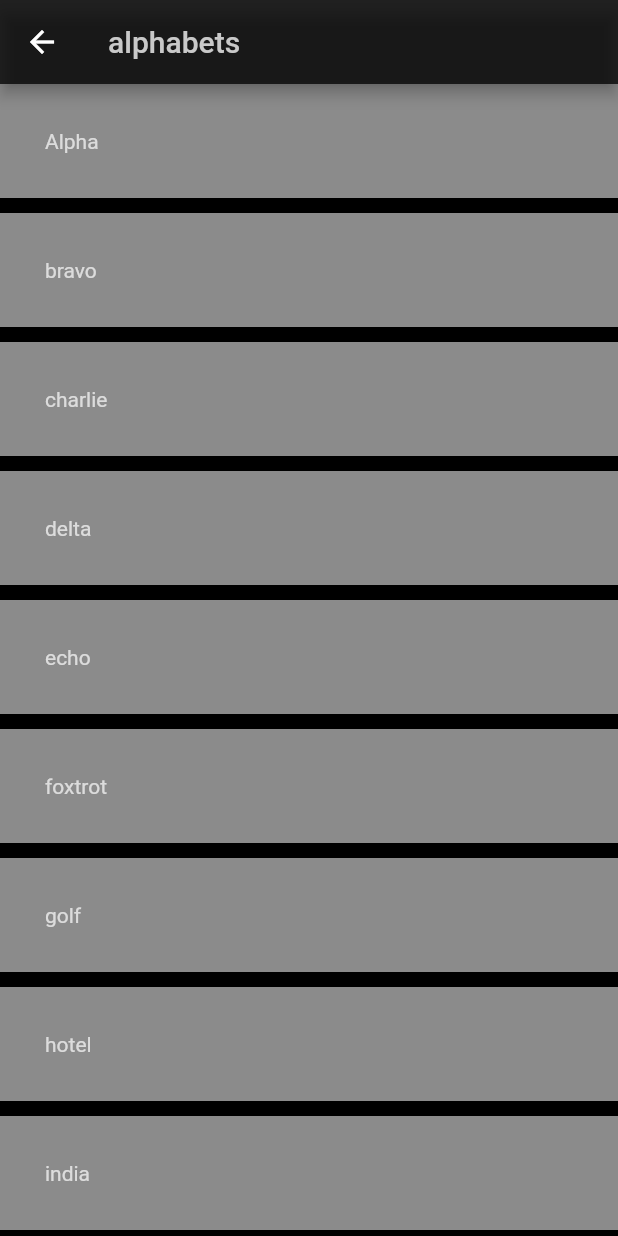
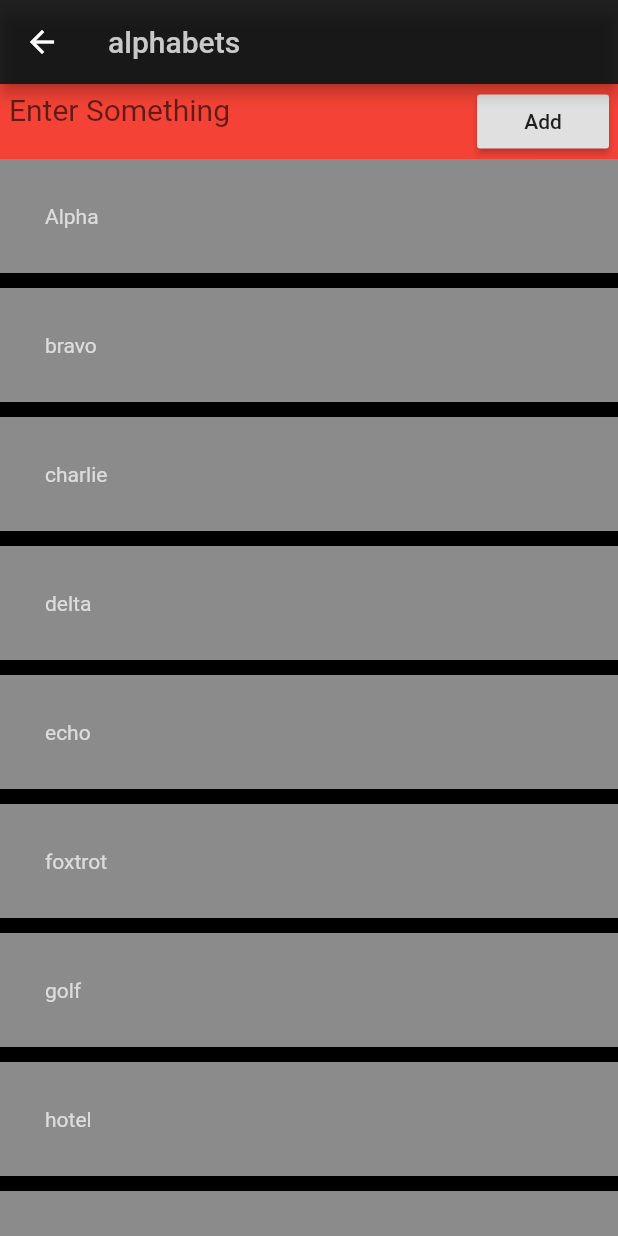
Before and after one commit to snehaljha/flutterLists, a Flutter app: the screen it shows after launch, after a tap on "Alphabets", on a phone screen of 412 x 824 dp. Run offline on Flutter 3.47's test engine with Material 2 defaults, Android fonts, the phone set to English and light mode, and no system bars.

Commit message:
UI skeleton

```diff
--- a/lib/screens/first_screen.dart
+++ b/lib/screens/first_screen.dart
@@ -1,5 +1,6 @@
 import 'package:flutter/material.dart';
 import 'package:lists/screens/second_screen.dart';
+import 'package:path/path.dart';
 
 class firstScreen extends StatelessWidget {
   @override
@@ -8,22 +9,20 @@ class firstScreen extends StatelessWidget {
       appBar: AppBar(
         title: Text(
           "Lists",
-          style: TextStyle(
-            color: Color(0xFFC9C9C9)
-          ),
+          style: TextStyle(color: Color(0xFFC9C9C9)),
         ),
         backgroundColor: Colors.black87,
       ),
       body: Material(
-
         color: Colors.black,
         child: Column(
           crossAxisAlignment: CrossAxisAlignment.stretch,
           children: [
             InkWell(
-              onTap: (){goTo('alphabets', context);},
-              child:
-            Container(
+                onTap: () {
+                  goTo('alphabets', context);
+                },
+                child: Container(
                   padding: EdgeInsets.all(30.0),
                   color: Color(0xff8b8b8b),
                   alignment: Alignment.centerLeft,
@@ -34,12 +33,12 @@ class firstScreen extends StatelessWidget {
                       color: Colors.white70,
                     ),
                   ),
-
                 )),
             InkWell(
-              onTap: (){goTo('numbers', context);},
-              child:
-            Container(
+                onTap: () {
+                  goTo('numbers', context);
+                },
+                child: Container(
                   padding: EdgeInsets.all(30.0),
                   color: Color(0xff8b8b8b),
                   alignment: Alignment.centerLeft,
@@ -50,16 +49,18 @@ class firstScreen extends StatelessWidget {
                       color: Colors.white70,
                     ),
                   ),
-            )
-            )
+                ))
           ],
         ),
       ),
+      floatingActionButton: FloatingActionButton(
+        child: Icon(Icons.add),
+      ),
     );
   }
-
 }
 
 goTo(String str, context) {
-  Navigator.of(context).push(MaterialPageRoute(builder: (context) => secondScreen(str)));
+  Navigator.of(context)
+      .push(MaterialPageRoute(builder: (context) => secondScreen(str)));
 }
--- a/lib/screens/second_screen.dart
+++ b/lib/screens/second_screen.dart
@@ -1,7 +1,29 @@
 import 'package:flutter/material.dart';
 
-var alphabets = ['Alpha', 'bravo', 'charlie', 'delta', 'echo', 'foxtrot', 'golf', 'hotel', 'india', 'juliet'];
-var numbers = ['one', 'two', 'three', 'four', 'five', 'six', 'seven', 'eight', 'nine', 'ten'];
+var alphabets = [
+  'Alpha',
+  'bravo',
+  'charlie',
+  'delta',
+  'echo',
+  'foxtrot',
+  'golf',
+  'hotel',
+  'india',
+  'juliet'
+];
+var numbers = [
+  'one',
+  'two',
+  'three',
+  'four',
+  'five',
+  'six',
+  'seven',
+  'eight',
+  'nine',
+  'ten'
+];
 
 class secondScreen extends StatelessWidget {
   String list_name = "alphabet";
@@ -15,35 +37,68 @@ class secondScreen extends StatelessWidget {
       appBar: AppBar(
         title: Text(
           list_name,
-          style: TextStyle(
-              color: Color(0xFFC9C9C9)
-          ),
+          style: TextStyle(color: Color(0xFFC9C9C9)),
         ),
         backgroundColor: Colors.black87,
       ),
       body: Material(
         color: Colors.black,
-        child: SingleChildScrollView(
-          child: Column(
-            crossAxisAlignment: CrossAxisAlignment.stretch,
-            children: getItems(list_name),
-          ),
+        child: Column(
+          crossAxisAlignment: CrossAxisAlignment.stretch,
+          children: [
+            Container(
+              height: 50.0,
+              color: Colors.red,
+              child: Row(
+                mainAxisAlignment: MainAxisAlignment.center,
+                children: [
+                  Container(
+                    alignment: Alignment.centerLeft,
+                    height: 30.0,
+                    width: getTFWidth(context),
+                    child: TextField(
+                      decoration: InputDecoration(
+                        border: InputBorder.none,
+                        hintText: 'Enter Something',
+                      ),
+                      style: TextStyle(fontSize: 20.0),
+                    ),
+                  ),
+                  RaisedButton(
+                    child: Text('Add'),
+                    splashColor: Colors.white30,
+                    onPressed: () {
+                      print('button pressed');
+                    },
+                  )
+                ],
+              ),
+            ),
+            Expanded(
+              child: Container(
+                child: SingleChildScrollView(
+                  child: Column(
+                    crossAxisAlignment: CrossAxisAlignment.stretch,
+                    children: getItems(list_name),
+                  ),
+                ),
+              ),
+            ),
+          ],
         ),
       ),
     );
   }
-
 }
 
 getItems(String list_name) {
-  if(list_name == 'alphabets')
-    return generateItems(alphabets);
+  if (list_name == 'alphabets') return generateItems(alphabets);
   return generateItems(numbers);
 }
 
 generateItems(List list) {
   List items = List<Widget>();
-  for(String name in list) {
+  for (String name in list) {
     Widget widget = new Container(
       padding: EdgeInsets.all(30.0),
       margin: EdgeInsets.only(bottom: 10.0),
@@ -60,3 +115,8 @@ generateItems(List list) {
   }
   return items;
 }
+
+getTFWidth(context) {
+  double w = MediaQuery.of(context).size.width;
+  return w - 100;
+}
--- a/pubspec.yaml
+++ b/pubspec.yaml
@@ -23,6 +23,8 @@ environment:
 dependencies:
   flutter:
     sdk: flutter
+  sqflite:
+  path:
 
 
   # The following adds the Cupertino Icons font to your application.
```
Also changed, not shown: pubspec.lock. Lines whose indentation alone changed are shown as unchanged.
